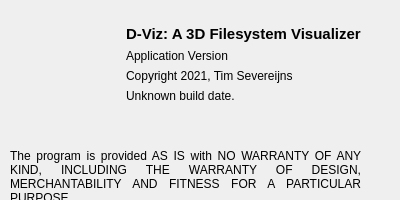
This is Source/View/Dialogs/aboutDialog.ui in TimSevereijns/D-Viz as Qt 5 draws it before an edit. The edited form follows.
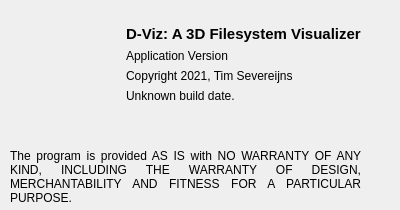
This is the edited form. Icons and pictures are not drawn.

What changed in the file:
```diff
--- a/Source/View/Dialogs/aboutDialog.ui
+++ b/Source/View/Dialogs/aboutDialog.ui
@@ -7,7 +7,7 @@
     <x>0</x>
     <y>0</y>
     <width>400</width>
-    <height>200</height>
+    <height>210</height>
    </rect>
   </property>
   <property name="sizePolicy">
@@ -19,13 +19,13 @@
   <property name="minimumSize">
    <size>
     <width>400</width>
-    <height>200</height>
+    <height>210</height>
    </size>
   </property>
   <property name="maximumSize">
    <size>
     <width>400</width>
-    <height>200</height>
+    <height>210</height>
    </size>
   </property>
   <property name="windowTitle">
```
